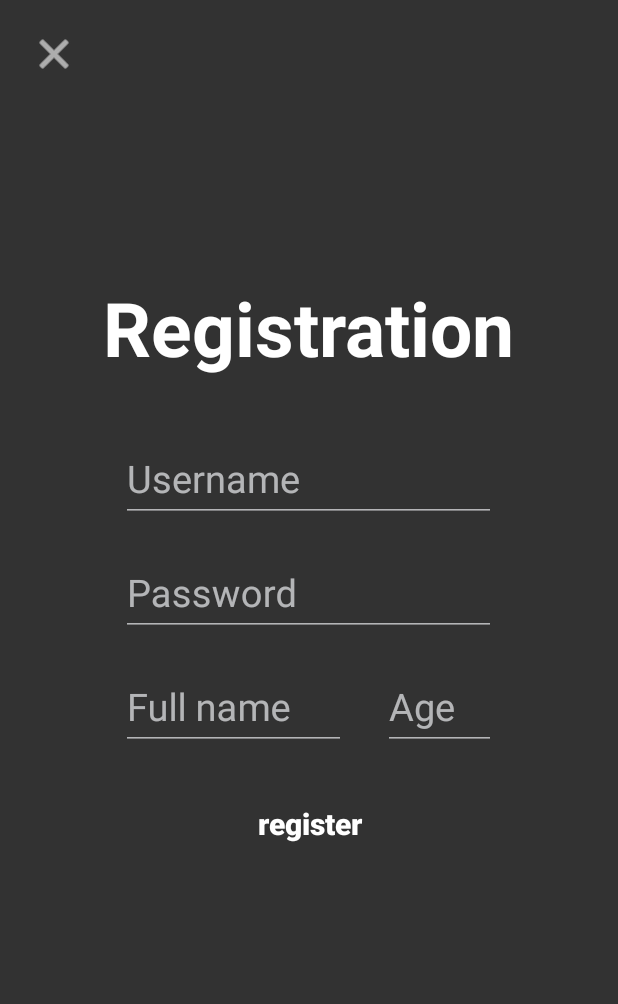
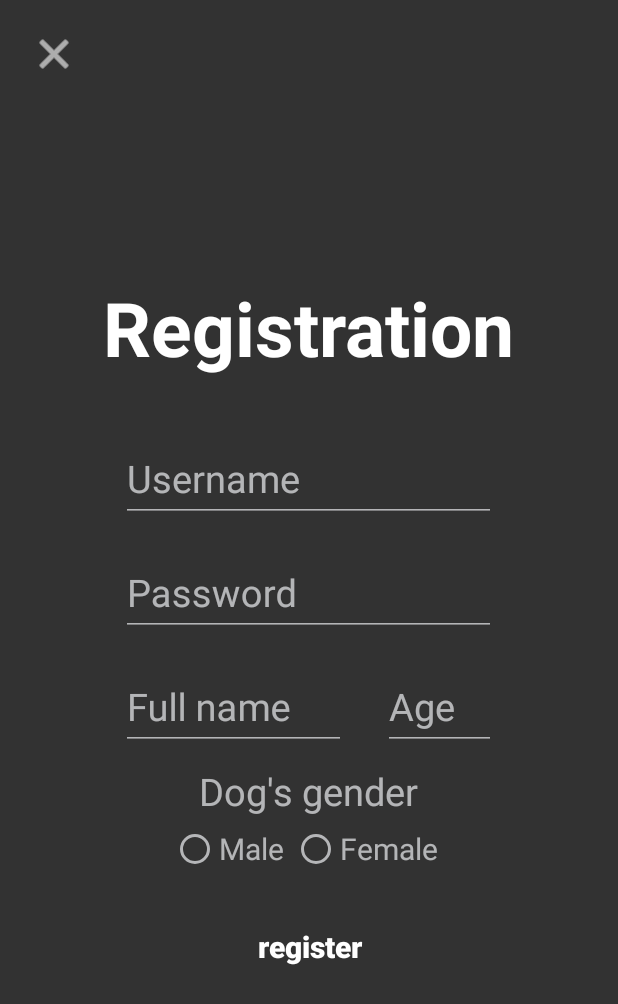
Before and after one commit to idan-montekyo/Buddies, an Android app: the screen it shows after launch (MainActivity), after a tap on "register", on a phone screen of 412 x 824 dp. Shown: the top 1004 px of the screen. Run offline under Robolectric (Android 15) with nearby library versions, the phone set to English and light mode, and no system bars; our stand-ins replace Firebase (no records; nobody signed in at launch, a user with empty details on screens opened directly); pictures from the network do not load.

Commit message:
Changes: 1. Firebase initialized 2. ViewModel has been extended in order to program the "Signup" use case. More code files has been added to the project in order to achieve this goal. 3. "Signup" use case completely works. 4. "RegisterFragment" and "ProfileFragment" have been changed in order to support eDogGender initialization. 5. "RegisterFragment" now sends the dogGender selected value to the Model and it's registration is successful.

```diff
--- a/app/build.gradle
+++ b/app/build.gradle
@@ -41,7 +41,8 @@ dependencies {
     // MapView
     implementation 'com.google.android.gms:play-services-maps:18.0.2'
     implementation 'com.google.android.gms:play-services-places:17.0.0'
-    implementation 'com.google.firebase:firebase-auth:19.2.0'
+    implementation 'com.google.firebase:firebase-auth:21.0.3'
+    implementation 'com.google.firebase:firebase-database:20.0.4'
     testImplementation 'junit:junit:4.+'
     androidTestImplementation 'androidx.test.ext:junit:1.1.3'
     androidTestImplementation 'androidx.test.espresso:espresso-core:3.4.0'
--- a/app/src/main/java/com/example/buddies/Model/Model.java
+++ b/app/src/main/java/com/example/buddies/Model/Model.java
@@ -1,11 +1,12 @@
 package com.example.buddies.Model;
 
 import android.content.Context;
-import android.util.Log;
 
 import androidx.annotation.NonNull;
 
 import com.example.buddies.common.AppUtils;
+import com.example.buddies.common.UserProfile;
+import com.example.buddies.enums.eDogGender;
 import com.example.buddies.interfaces.LoginEvent.ILoginRequestEventHandler;
 import com.example.buddies.interfaces.LoginEvent.ILoginResponsesEventHandler;
 import com.example.buddies.interfaces.LogoutEvent.ILogoutRequestEventHandler;
@@ -18,6 +19,8 @@ import com.google.android.gms.tasks.OnCompleteListener;
 import com.google.android.gms.tasks.Task;
 import com.google.firebase.auth.AuthResult;
 import com.google.firebase.auth.FirebaseAuth;
+import com.google.firebase.database.DatabaseReference;
+import com.google.firebase.database.FirebaseDatabase;
 
 public class Model implements IModel,
                               ILoginRequestEventHandler,
@@ -33,6 +36,9 @@ public class Model implements IModel,
     private FirebaseAuth m_FirebaseAuth;
     FirebaseAuth.AuthStateListener m_AuthStateListener;
 
+    FirebaseDatabase m_DatabaseReference = null;
+    DatabaseReference m_UsersTable = null;
+
     private Model()
     {
         this.m_FirebaseAuth = FirebaseAuth.getInstance();
@@ -40,13 +46,13 @@ public class Model implements IModel,
         this.m_AuthStateListener = new FirebaseAuth.AuthStateListener()
         {
             @Override
-            public void onAuthStateChanged(@NonNull FirebaseAuth firebaseAuth)
-            {
-
-            }
+            public void onAuthStateChanged(@NonNull FirebaseAuth firebaseAuth) { }
         };
 
         this.m_FirebaseAuth.addAuthStateListener(this.m_AuthStateListener);
+
+        this.m_DatabaseReference = FirebaseDatabase.getInstance();
+        this.m_UsersTable = m_DatabaseReference.getReference("users");
     }
 
     public static Model getInstance()
@@ -183,7 +189,7 @@ public class Model implements IModel,
     }
 
     @Override
-    public void onRequestToSignup(Context i_Context, String i_UserName, String i_Password, String i_FullName, String i_Age)
+    public void onRequestToSignup(Context i_Context, String i_UserName, String i_Password, String i_FullName, String i_Age, eDogGender i_DogGender)
     {
         try
         {
@@ -197,7 +203,21 @@ public class Model implements IModel,
                     AppUtils.printDebugToLogcat("Model", "onRequestToSignup.onComplete", "task.isSuccessful() == " + task.isSuccessful());
                     if (task.isSuccessful() == true)
                     {
-                        Model.this.onSuccessToSignup();
+                        try
+                        {
+                            UserProfile currentUserProfile = new UserProfile(i_FullName, Integer.parseInt(i_Age), i_DogGender);
+                            String currentUserId = Model.this.m_FirebaseAuth.getCurrentUser().getUid();
+
+                            // Save the extra details of the user in the database too.
+                            Model.this.m_UsersTable.child(currentUserId).setValue(currentUserProfile);
+
+                            // Notify that the signup process has been successfully accomplished.
+                            Model.this.onSuccessToSignup();
+                        }
+                        catch (Exception err)
+                        {
+
+                        }
                     }
                     else
                     {
--- a/app/src/main/java/com/example/buddies/ViewModel/ViewModel.java
+++ b/app/src/main/java/com/example/buddies/ViewModel/ViewModel.java
@@ -4,6 +4,7 @@ import android.content.Context;
 
 import com.example.buddies.Model.Model;
 import com.example.buddies.common.AppUtils;
+import com.example.buddies.enums.eDogGender;
 import com.example.buddies.interfaces.LocationSelectionEvent.ILocationSelect_EventHandler;
 import com.example.buddies.interfaces.LoginEvent.ILoginRequestEventHandler;
 import com.example.buddies.interfaces.LoginEvent.ILoginResponsesEventHandler;
@@ -165,10 +166,10 @@ public class ViewModel implements IViewModel,
     }
 
     @Override
-    public void onRequestToSignup(Context i_Context, String i_UserName, String i_Password, String i_FullName, String i_Age)
+    public void onRequestToSignup(Context i_Context, String i_UserName, String i_Password, String i_FullName, String i_Age, eDogGender i_DogGender)
     {
         AppUtils.printDebugToLogcat("ViewModel", "onRequestToSignup", "calling onRequestToSignup()");
-        Model.getInstance().onRequestToSignup(i_Context, i_UserName, i_Password, i_FullName, i_Age);
+        Model.getInstance().onRequestToSignup(i_Context, i_UserName, i_Password, i_FullName, i_Age, i_DogGender);
         AppUtils.printDebugToLogcat("ViewModel", "onRequestToSignup", "returned from onRequestToSignup()");
     }
 
--- a/app/src/main/java/com/example/buddies/enums/eDogGender.java
+++ b/app/src/main/java/com/example/buddies/enums/eDogGender.java
@@ -4,5 +4,4 @@ public enum eDogGender {
     UNINITIALIZED,
     MALE,
     FEMALE,
-    BOTH
 }
--- a/app/src/main/java/com/example/buddies/interfaces/SignupEvent/ISignupRequestEventHandler.java
+++ b/app/src/main/java/com/example/buddies/interfaces/SignupEvent/ISignupRequestEventHandler.java
@@ -2,7 +2,9 @@ package com.example.buddies.interfaces.SignupEvent;
 
 import android.content.Context;
 
+import com.example.buddies.enums.eDogGender;
+
 public interface ISignupRequestEventHandler
 {
-    void onRequestToSignup(Context i_Context, String i_UserName, String i_Password, String i_FullName, String i_Age);
+    void onRequestToSignup(Context i_Context, String i_UserName, String i_Password, String i_FullName, String i_Age, eDogGender i_DogGender);
 }
--- a/app/src/main/res/layout/fragment_register.xml
+++ b/app/src/main/res/layout/fragment_register.xml
@@ -35,7 +35,7 @@
         <LinearLayout
             android:layout_width="match_parent"
             android:layout_height="0dp"
-            android:layout_weight="3"
+            android:layout_weight="4"
             android:orientation="vertical">
 
             <TextView
@@ -129,6 +129,53 @@
 
             </LinearLayout>
 
+            <LinearLayout
+                android:layout_width="250dp"
+                android:layout_height="wrap_content"
+                android:orientation="vertical"
+                android:layout_gravity="center_horizontal"
+                android:gravity="center_horizontal"
+                android:layout_marginTop="10dp">
+
+                <TextView
+                    android:layout_width="wrap_content"
+                    android:layout_height="wrap_content"
+                    android:text="@string/dogs_gender"
+                    android:textColor="@color/faded_white"
+                    android:textSize="25sp"/>
+
+                <RadioGroup
+                    android:id="@+id/register_radio_group"
+                    android:layout_width="wrap_content"
+                    android:layout_height="wrap_content"
+                    android:orientation="horizontal"
+                    android:layout_marginTop="5dp"
+                    android:layout_gravity="center_horizontal"
+                    android:gravity="center">
+
+                    <RadioButton
+                        android:id="@+id/register_radio_button_male"
+                        android:layout_width="wrap_content"
+                        android:layout_height="wrap_content"
+                        android:text="@string/male"
+                        android:textSize="20sp"
+                        android:textColor="@color/faded_white"
+                        android:layout_marginEnd="5dp"
+                        android:buttonTint="@color/faded_white"/>
+
+                    <RadioButton
+                        android:id="@+id/register_radio_button_female"
+                        android:layout_width="wrap_content"
+                        android:layout_height="wrap_content"
+                        android:text="@string/female"
+                        android:textSize="20sp"
+                        android:textColor="@color/faded_white"
+                        android:layout_marginEnd="5dp"
+                        android:buttonTint="@color/faded_white"/>
+                </RadioGroup>
+
+            </LinearLayout>
+
             <Button
                 android:id="@+id/register_register_button"
                 android:layout_width="wrap_content"
```
Also changed, not shown: app/src/main/java/com/example/buddies/common/AppUtils.java (+14 -0 lines), app/src/main/java/com/example/buddies/common/UserProfile.java (added, +46 -0 lines), app/src/main/java/com/example/buddies/fragments/ProfileFragment.java (+3 -26 lines), app/src/main/java/com/example/buddies/fragments/RegisterFragment.java (+28 -1 lines), app/src/main/res/layout/fragment_profile.xml (+0 -9 lines).
